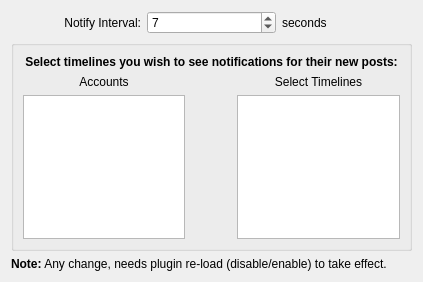
This is plugins/betternotify/notifyprefs.ui in KDE/choqok as Qt 5 draws it before an edit. The edited form follows.
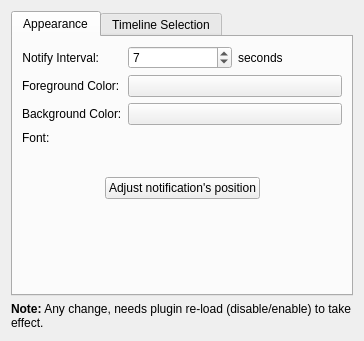
This is the edited form. Custom widgets are drawn as their Qt base class.

Commit message: Position and appearance configurations for BetterNotify plugin

```diff
--- a/plugins/betternotify/notifyprefs.ui
+++ b/plugins/betternotify/notifyprefs.ui
@@ -6,14 +6,54 @@
    <rect>
     <x>0</x>
     <y>0</y>
-    <width>423</width>
-    <height>282</height>
+    <width>364</width>
+    <height>341</height>
    </rect>
   </property>
   <layout class="QVBoxLayout" name="verticalLayout">
    <item>
-    <layout class="QHBoxLayout" name="horizontalLayout">
+    <widget class="KTabWidget" name="ktabwidget">
+     <property name="currentIndex">
+      <number>0</number>
+     </property>
+     <widget class="QWidget" name="tab">
+      <attribute name="title">
+       <string>Appearance</string>
+      </attribute>
+      <layout class="QVBoxLayout" name="verticalLayout_3">
      <item>
+        <layout class="QFormLayout" name="formLayout">
+         <item row="1" column="0">
+          <widget class="QLabel" name="label_7">
+           <property name="text">
+            <string>Foreground Color:</string>
+           </property>
+          </widget>
+         </item>
+         <item row="1" column="1">
+          <widget class="KColorButton" name="foregroundColor"/>
+         </item>
+         <item row="2" column="0">
+          <widget class="QLabel" name="label_8">
+           <property name="text">
+            <string>Background Color:</string>
+           </property>
+          </widget>
+         </item>
+         <item row="2" column="1">
+          <widget class="KColorButton" name="backgroundColor"/>
+         </item>
+         <item row="3" column="0">
+          <widget class="QLabel" name="label_9">
+           <property name="text">
+            <string>Font:</string>
+           </property>
+          </widget>
+         </item>
+         <item row="3" column="1">
+          <widget class="KFontRequester" name="font"/>
+         </item>
+         <item row="0" column="0">
       <widget class="QLabel" name="label_5">
        <property name="text">
         <string>Notify Interval:</string>
@@ -23,6 +63,8 @@
        </property>
       </widget>
      </item>
+         <item row="0" column="1">
+          <layout class="QHBoxLayout" name="horizontalLayout">
      <item>
       <widget class="KIntSpinBox" name="interval">
        <property name="value">
@@ -39,6 +81,84 @@
      </item>
     </layout>
    </item>
+        </layout>
+       </item>
+       <item>
+        <spacer name="verticalSpacer_2">
+         <property name="orientation">
+          <enum>Qt::Vertical</enum>
+         </property>
+         <property name="sizeType">
+          <enum>QSizePolicy::Fixed</enum>
+         </property>
+         <property name="sizeHint" stdset="0">
+          <size>
+           <width>20</width>
+           <height>20</height>
+          </size>
+         </property>
+        </spacer>
+       </item>
+       <item>
+        <widget class="KSeparator" name="kseparator"/>
+       </item>
+       <item>
+        <layout class="QHBoxLayout" name="horizontalLayout_2">
+         <item>
+          <spacer name="horizontalSpacer_2">
+           <property name="orientation">
+            <enum>Qt::Horizontal</enum>
+           </property>
+           <property name="sizeHint" stdset="0">
+            <size>
+             <width>40</width>
+             <height>20</height>
+            </size>
+           </property>
+          </spacer>
+         </item>
+         <item>
+          <widget class="KPushButton" name="adjustPosition">
+           <property name="text">
+            <string>Adjust notification's position</string>
+           </property>
+          </widget>
+         </item>
+         <item>
+          <spacer name="horizontalSpacer">
+           <property name="orientation">
+            <enum>Qt::Horizontal</enum>
+           </property>
+           <property name="sizeHint" stdset="0">
+            <size>
+             <width>40</width>
+             <height>20</height>
+            </size>
+           </property>
+          </spacer>
+         </item>
+        </layout>
+       </item>
+       <item>
+        <spacer name="verticalSpacer">
+         <property name="orientation">
+          <enum>Qt::Vertical</enum>
+         </property>
+         <property name="sizeHint" stdset="0">
+          <size>
+           <width>20</width>
+           <height>40</height>
+          </size>
+         </property>
+        </spacer>
+       </item>
+      </layout>
+     </widget>
+     <widget class="QWidget" name="tab_2">
+      <attribute name="title">
+       <string>Timeline Selection</string>
+      </attribute>
+      <layout class="QVBoxLayout" name="verticalLayout_2">
    <item>
     <widget class="QGroupBox" name="groupBox">
      <property name="title">
@@ -114,19 +234,13 @@
        </widget>
       </item>
       <item row="2" column="1">
-       <widget class="KArrowButton" name="karrowbutton">
-        <property name="enabled">
-         <bool>false</bool>
-        </property>
-        <property name="flat">
-         <bool>true</bool>
-        </property>
-        <property name="arrowType" stdset="0">
-         <number>4</number>
-        </property>
+           <widget class="QLabel" name="lblArrow"/>
+          </item>
+         </layout>
        </widget>
       </item>
      </layout>
+     </widget>
     </widget>
    </item>
    <item>
@@ -143,9 +257,24 @@
  </widget>
  <customwidgets>
   <customwidget>
-   <class>KArrowButton</class>
+   <class>KColorButton</class>
    <extends>QPushButton</extends>
-   <header>karrowbutton.h</header>
+   <header>kcolorbutton.h</header>
+  </customwidget>
+  <customwidget>
+   <class>KFontRequester</class>
+   <extends>QWidget</extends>
+   <header>kfontrequester.h</header>
+  </customwidget>
+  <customwidget>
+   <class>KSeparator</class>
+   <extends>QFrame</extends>
+   <header>kseparator.h</header>
+  </customwidget>
+  <customwidget>
+   <class>KPushButton</class>
+   <extends>QPushButton</extends>
+   <header>kpushbutton.h</header>
   </customwidget>
   <customwidget>
    <class>KIntSpinBox</class>
@@ -157,6 +286,12 @@
    <extends>QListWidget</extends>
    <header>klistwidget.h</header>
   </customwidget>
+  <customwidget>
+   <class>KTabWidget</class>
+   <extends>QTabWidget</extends>
+   <header>ktabwidget.h</header>
+   <container>1</container>
+  </customwidget>
  </customwidgets>
  <resources/>
  <connections/>
```
Lines whose indentation alone changed are shown as unchanged. The commit also changes 14 other files.
